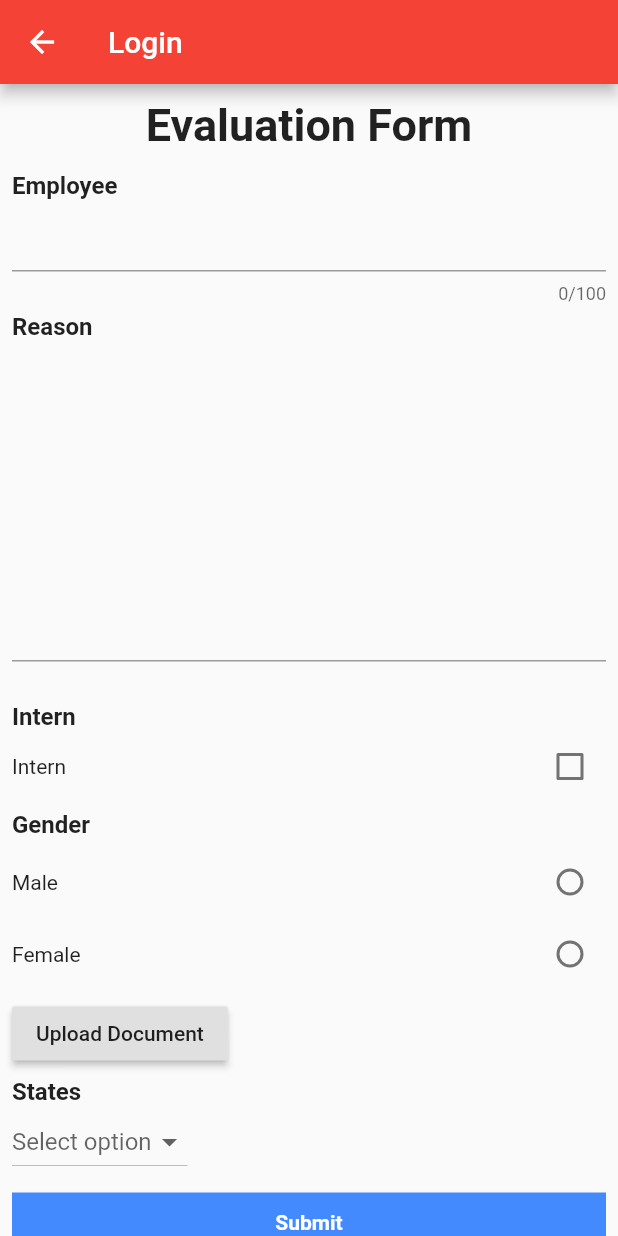
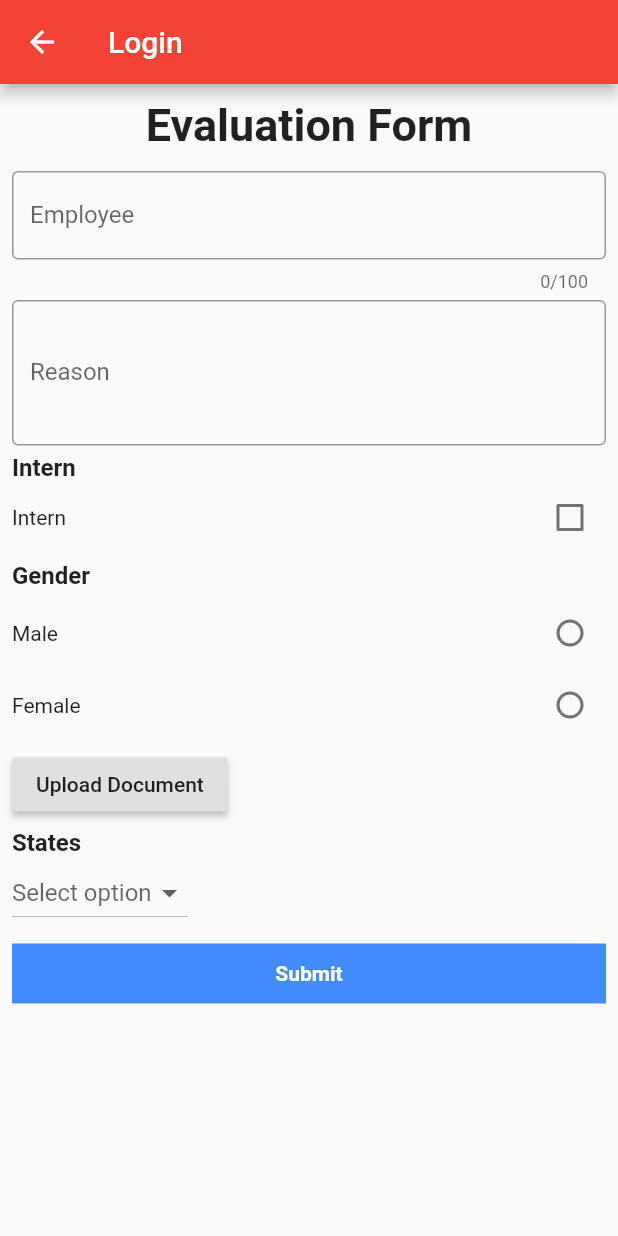
Before and after one commit to maniecodes/jbpm_json_to_form, a Flutter app: the Fields screen opened by its route, on a phone screen of 412 x 824 dp. Run offline on Flutter 3.47's test engine with Material 2 defaults, Android fonts, the phone set to English and light mode, and no system bars; our stand-ins replace file_picker.

Commit message:
chanaged text field form decoration

```diff
--- a/example/lib/fields.dart
+++ b/example/lib/fields.dart
@@ -48,7 +48,7 @@ class _FieldsState extends State<Fields> {
         "id": "field_1361",
         "name": "uploadfiles",
         "label": "Upload Files",
-        "required": false,
+        "required": true,
         "readOnly": false,
         "validateOnChange": true,
         "helpMessage": "",
@@ -82,7 +82,7 @@ class _FieldsState extends State<Fields> {
         "id": "field_24332",
         "name": "gender",
         "label": "Gender",
-        "required": false,
+        "required": true,
         "readOnly": false,
         "validateOnChange": true,
         "helpMessage": "",
--- a/lib/jbpm_to_form.dart
+++ b/lib/jbpm_to_form.dart
@@ -96,13 +96,13 @@ class _JbpmFormState extends State<JbpmForm> {
             child: Column(
               crossAxisAlignment: CrossAxisAlignment.start,
               children: <Widget>[
-                Container(
-                  child: Text(
-                    item['label'],
-                    style:
-                        TextStyle(fontWeight: FontWeight.bold, fontSize: 16.0),
-                  ),
-                ),
+                // Container(
+                //   child: Text(
+                //     item['label'],
+                //     style:
+                //         TextStyle(fontWeight: FontWeight.bold, fontSize: 16.0),
+                //   ),
+                // ),
                 TextFormField(
                   onSaved: (val) {
                     var d = '';
@@ -114,14 +114,13 @@ class _JbpmFormState extends State<JbpmForm> {
                       ? TextInputType.number
                       : TextInputType.text,
                   initialValue: formGeneral['fields'][i]['value'] ?? null,
-                  decoration: item['decoration'] ??
-                      widget.decorations[item['code']] ??
-                      InputDecoration(
-                        hintText: item['placeholder'] ?? "",
-                        helperText: item['helpText'] ?? "",
-                      ),
+                  decoration: InputDecoration(
+                    border: OutlineInputBorder(),
+                    labelText: item['label'],
+                    hintText: item['placeHolder'],
+                  ),
                   maxLength: item['maxLength'] ?? null,
-                  maxLines: item['code'] == 'TextArea' ? 10 : 1,
+                  maxLines: item['code'] == 'TextArea' ? 3 : 1,
                   onChanged: (String value) {
                     formGeneral['fields'][i]['value'] = value;
                     _handleChanged();
@@ -209,7 +208,9 @@ class _JbpmFormState extends State<JbpmForm> {
               Expanded(child: Text(item['options'][i]['text'])),
               Radio<String>(
                   value: item['options'][i]['value'],
-                  groupValue: radioValue == null ? radioValue : radioValue,
+                  // this should be groupValue: radioValue,
+                  groupValue: radioValue,
+                  // groupValue: radioValue == null ? radioValue : radioValue,
                   onChanged: (String value) {
                     this.setState(() {
                       radioValue = value;
@@ -327,7 +328,7 @@ class _JbpmFormState extends State<JbpmForm> {
                     : _path != null || _paths != null
                         ? Container(
                             padding: const EdgeInsets.only(bottom: 30.0),
-                            height: MediaQuery.of(context).size.height * 0.50,
+                            height: MediaQuery.of(context).size.height * 0.25,
                             child: Scrollbar(
                                 child: ListView.separated(
                               itemCount: _paths != null && _paths.isNotEmpty
```
